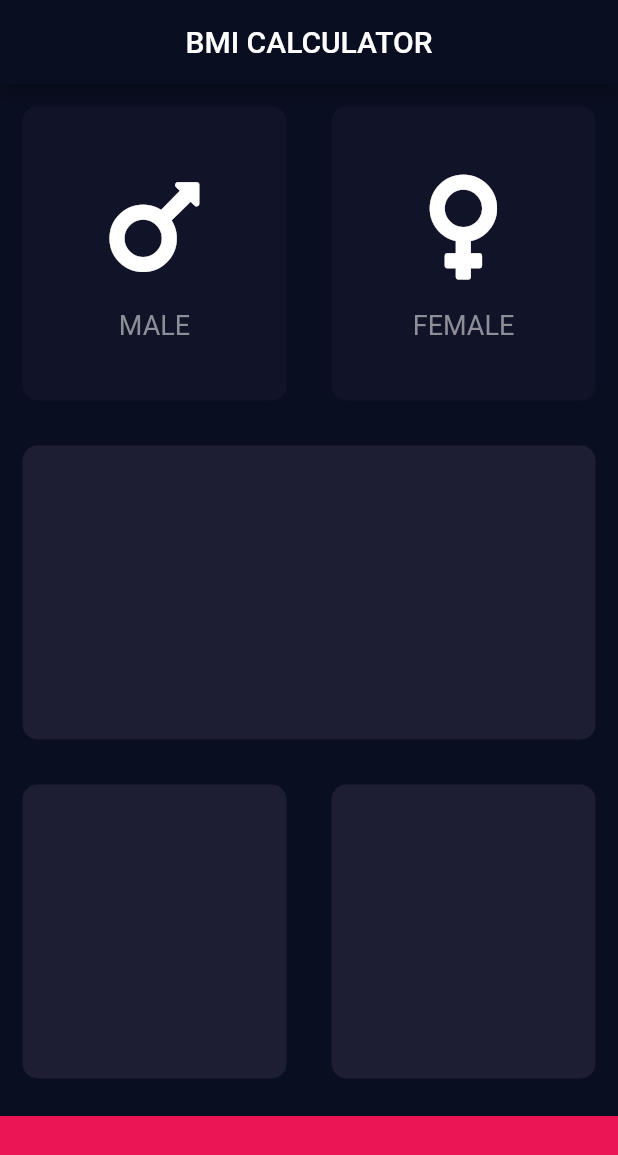
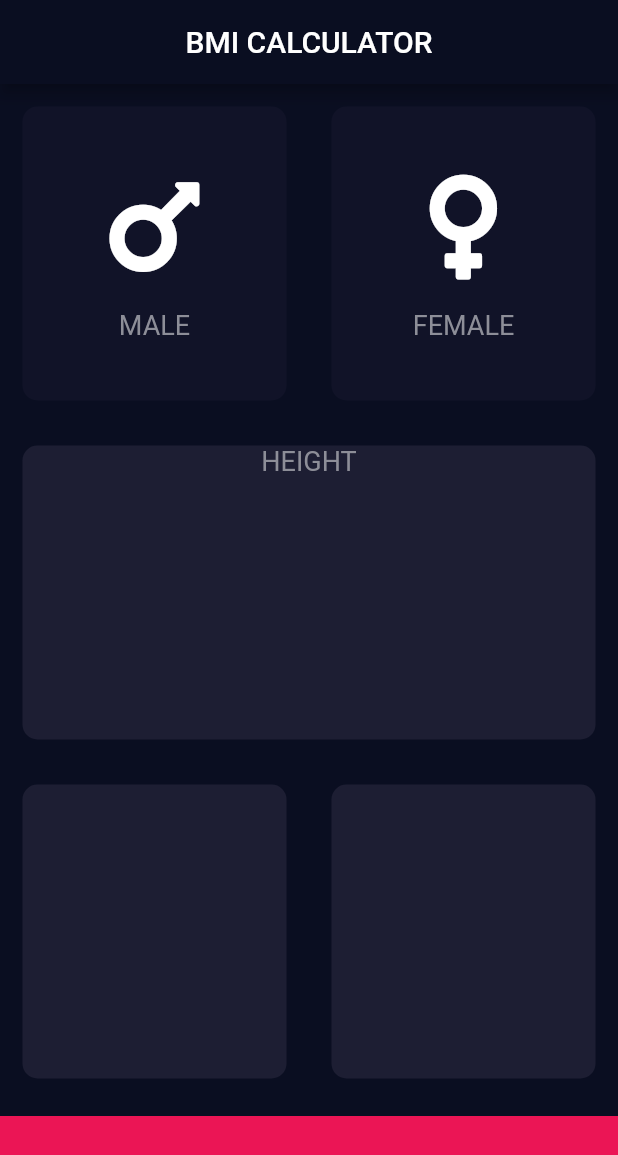
Before and after one commit to LearningRepos/mobileDevLearning, a Flutter app: the screen it shows after launch, on a phone screen of 412 x 824 dp. Shown: the top 1155 px of the screen. Run offline on Flutter 3.47's test engine with Material 2 defaults, Android fonts, the phone set to English and light mode, and no system bars; our stand-ins replace audioplayers, font_awesome_flutter, rflutter_alert.

Commit message:
Used closures to refactor the gender swapping

```diff
--- a/BMI_Calculator/lib/card_content.dart
+++ b/BMI_Calculator/lib/card_content.dart
@@ -1,4 +1,5 @@
 import 'package:flutter/material.dart';
+import 'constants.dart';
 
 class CardContent extends StatelessWidget {
   final String contentText;
@@ -15,7 +16,7 @@ class CardContent extends StatelessWidget {
         ),
         Text(
           contentText,
-          style: TextStyle(fontSize: 18, color: Color(0xFF8D8E98)),
+          style: kTextStyle,
         ),
       ],
     );
--- /dev/null
+++ b/BMI_Calculator/lib/constants.dart
@@ -0,0 +1,11 @@
+import 'package:flutter/material.dart';
+
+const kBottomContainerHeight = 80.0;
+const kActiveCardColor = Color(0xFF1D1E33);
+const kInactiveCardColor = Color(0xFF111328);
+const kBottomContainerColor = Color(0xFFEB1555);
+
+const kTextStyle = TextStyle(
+  fontSize: 18,
+  color: Color(0xFF8D8E98),
+);
--- a/BMI_Calculator/lib/input_page.dart
+++ b/BMI_Calculator/lib/input_page.dart
@@ -3,11 +3,7 @@ import 'package:font_awesome_flutter/font_awesome_flutter.dart';
 
 import "card_content.dart";
 import 'reuseable_card.dart';
-
-const bottomContainerHeight = 80.0;
-const activeCardColor = Color(0xFF1D1E33);
-const inactiveCardColor = Color(0xFF111328);
-const bottomContainerColor = Color(0xFFEB1555);
+import 'constants.dart';
 
 Color maleCardColor;
 Color femaleCardColor;
@@ -30,6 +26,7 @@ class _InputPageState extends State<InputPage> {
         title: Text('BMI CALCULATOR'),
       ),
       body: Column(
+        crossAxisAlignment: CrossAxisAlignment.stretch,
         children: [
           Expanded(
             flex: 3,
@@ -38,8 +35,8 @@ class _InputPageState extends State<InputPage> {
                 Expanded(
                   child: ReuseableCard(
                     maleCardColor = selectedGender == Gender.male
-                        ? activeCardColor
-                        : inactiveCardColor,
+                        ? kActiveCardColor
+                        : kInactiveCardColor,
                     CardContent(
                       "MALE",
                       Icon(
@@ -47,13 +44,20 @@ class _InputPageState extends State<InputPage> {
                         size: 80,
                       ),
                     ),
+                    () {
+                      setState(
+                        () {
+                          selectedGender = Gender.male;
+                        },
+                      );
+                    },
                   ),
                 ),
                 Expanded(
                   child: ReuseableCard(
                     femaleCardColor = selectedGender == Gender.female
-                        ? activeCardColor
-                        : inactiveCardColor,
+                        ? kActiveCardColor
+                        : kInactiveCardColor,
                     CardContent(
                       "FEMALE",
                       Icon(
@@ -61,6 +65,13 @@ class _InputPageState extends State<InputPage> {
                         size: 80,
                       ),
                     ),
+                    () {
+                      setState(
+                        () {
+                          selectedGender = Gender.female;
+                        },
+                      );
+                    },
                   ),
                 ),
               ],
@@ -69,7 +80,15 @@ class _InputPageState extends State<InputPage> {
           Expanded(
             flex: 3,
             child: ReuseableCard(
-              activeCardColor,
+              kActiveCardColor,
+              Column(
+                children: [
+                  Text(
+                    "HEIGHT",
+                    style: kTextStyle,
+                  )
+                ],
+              ),
             ),
           ),
           Expanded(
@@ -78,22 +97,22 @@ class _InputPageState extends State<InputPage> {
               children: [
                 Expanded(
                   child: ReuseableCard(
-                    activeCardColor,
+                    kActiveCardColor,
                   ),
                 ),
                 Expanded(
                   child: ReuseableCard(
-                    activeCardColor,
+                    kActiveCardColor,
                   ),
                 ),
               ],
             ),
           ),
           Container(
-            color: bottomContainerColor,
+            color: kBottomContainerColor,
             margin: EdgeInsets.only(top: 10),
             width: double.infinity,
-            height: bottomContainerHeight,
+            height: kBottomContainerHeight,
           ),
         ],
       ),
--- a/BMI_Calculator/lib/reuseable_card.dart
+++ b/BMI_Calculator/lib/reuseable_card.dart
@@ -1,15 +1,15 @@
 import 'package:flutter/material.dart';
 
 class ReuseableCard extends StatelessWidget {
-  ReuseableCard(this.color, [this.cardChild]);
+  ReuseableCard(this.color, [this.cardChild, this.onPress]);
   final Color color;
   final Widget cardChild;
-  // final Function onPress;
+  final Function onPress;
   @override
   Widget build(BuildContext context) {
     return GestureDetector(
       onTap: () {
-        // onPress;
+        onPress();
       },
       child: Container(
         child: cardChild,
```
